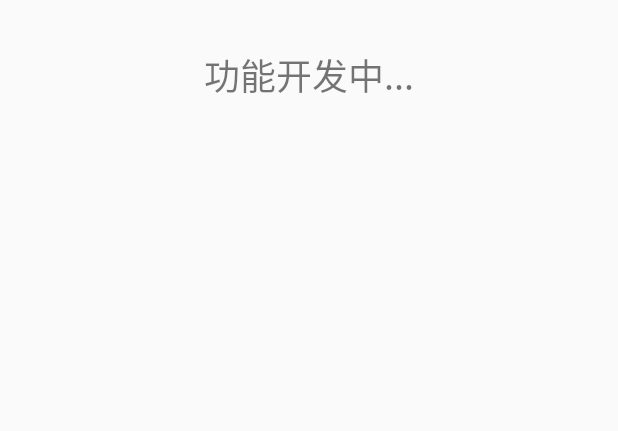
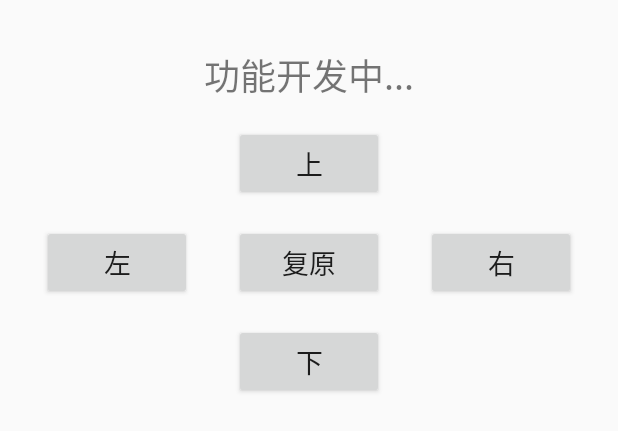
Before and after one commit to BradZhone/AutoTrackingHolder, an Android app: the layout activity_camera.xml on its own in the app's theme, with its tools: preview values and no code run, on a phone screen of 412 x 824 dp. Shown: the top 431 px of the screen. Run offline under Robolectric (Android 15) with nearby library versions, the phone set to English and light mode, and no system bars.

Commit message:
ver2.0 新增了未连接时触碰按键提示，且对提示toast做了处理（不会出现堆积现象），验证了定义类在不同activity中的调用，修改了app名称，修改了相机模式的返回键，使返回时不会销毁原来的activity

```diff
--- a/app/src/main/res/layout/activity_camera.xml
+++ b/app/src/main/res/layout/activity_camera.xml
@@ -17,4 +17,64 @@
         app:layout_constraintStart_toStartOf="parent"
         app:layout_constraintTop_toTopOf="parent"
         tools:ignore="MissingConstraints" />
+
+    <Button
+        android:id="@+id/button_up"
+        android:layout_width="100dp"
+        android:layout_height="50dp"
+        android:layout_marginTop="16dp"
+        android:layout_marginBottom="16dp"
+        android:text="@string/up"
+        android:textSize="18sp"
+        app:layout_constraintBottom_toTopOf="@+id/button_left"
+        app:layout_constraintEnd_toEndOf="parent"
+        app:layout_constraintHorizontal_bias="0.501"
+        app:layout_constraintStart_toStartOf="parent"
+        app:layout_constraintTop_toBottomOf="@+id/textView2" />
+
+    <Button
+        android:id="@+id/button_op"
+        android:layout_width="100dp"
+        android:layout_height="50dp"
+        android:layout_marginTop="16dp"
+        android:text="@string/op"
+        android:textSize="18sp"
+        app:layout_constraintEnd_toEndOf="parent"
+        app:layout_constraintStart_toStartOf="parent"
+        app:layout_constraintTop_toBottomOf="@+id/button_up" />
+
+    <Button
+        android:id="@+id/button_down"
+        android:layout_width="100dp"
+        android:layout_height="50dp"
+        android:layout_marginTop="16dp"
+        android:text="@string/down"
+        android:textSize="18sp"
+        app:layout_constraintEnd_toEndOf="parent"
+        app:layout_constraintStart_toStartOf="parent"
+        app:layout_constraintTop_toBottomOf="@+id/button_op" />
+
+    <Button
+        android:id="@+id/button_left"
+        android:layout_width="100dp"
+        android:layout_height="50dp"
+        android:layout_marginStart="16dp"
+        android:layout_marginEnd="16dp"
+        android:text="@string/left"
+        android:textSize="18sp"
+        app:layout_constraintBaseline_toBaselineOf="@+id/button_op"
+        app:layout_constraintEnd_toStartOf="@+id/button_op"
+        app:layout_constraintStart_toStartOf="parent" />
+
+    <Button
+        android:id="@+id/button_right"
+        android:layout_width="100dp"
+        android:layout_height="50dp"
+        android:layout_marginStart="16dp"
+        android:layout_marginEnd="16dp"
+        android:text="@string/right"
+        android:textSize="18sp"
+        app:layout_constraintBaseline_toBaselineOf="@+id/button_op"
+        app:layout_constraintEnd_toEndOf="parent"
+        app:layout_constraintStart_toEndOf="@+id/button_op" />
 </androidx.constraintlayout.widget.ConstraintLayout>
--- a/app/src/main/res/values/styles.xml
+++ b/app/src/main/res/values/styles.xml
@@ -6,6 +6,13 @@
         <item name="colorPrimary">@color/colorPrimary</item>
         <item name="colorPrimaryDark">@color/colorPrimaryDark</item>
         <item name="colorAccent">@android:color/holo_blue_dark</item>
+        <item name="android:windowAnimationStyle">@style/AnimationActivity</item>
+    </style>
+    <style name="AnimationActivity" parent="@android:style/Animation.Activity">
+        <item name="android:activityOpenEnterAnimation">@android:anim/fade_in</item>
+        <item name="android:activityOpenExitAnimation">@android:anim/fade_out</item>
+        <item name="android:activityCloseEnterAnimation">@android:anim/fade_in</item>
+        <item name="android:activityCloseExitAnimation">@android:anim/fade_out</item>
     </style>
 
 </resources>
```
Also changed, not shown: app/src/main/AndroidManifest.xml (+6 -7 lines), app/src/main/java/com/client/myapplication/client/MainActivity.java (+74 -31 lines), app/src/main/java/com/client/myapplication/client/camera.java (+64 -3 lines).
